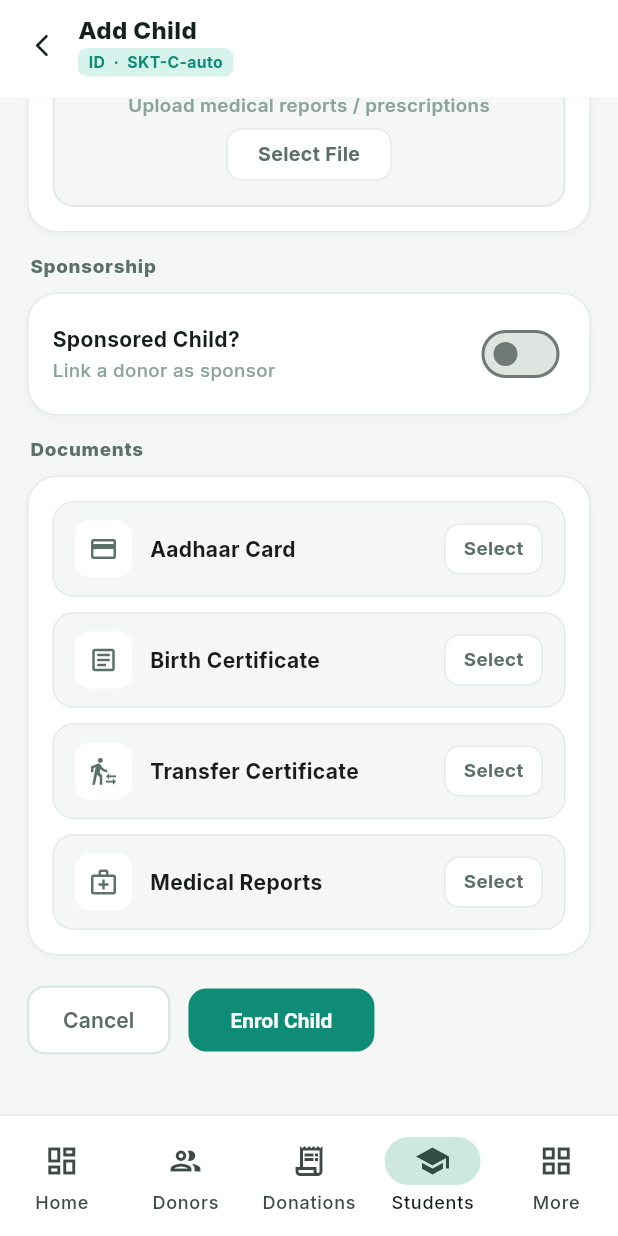
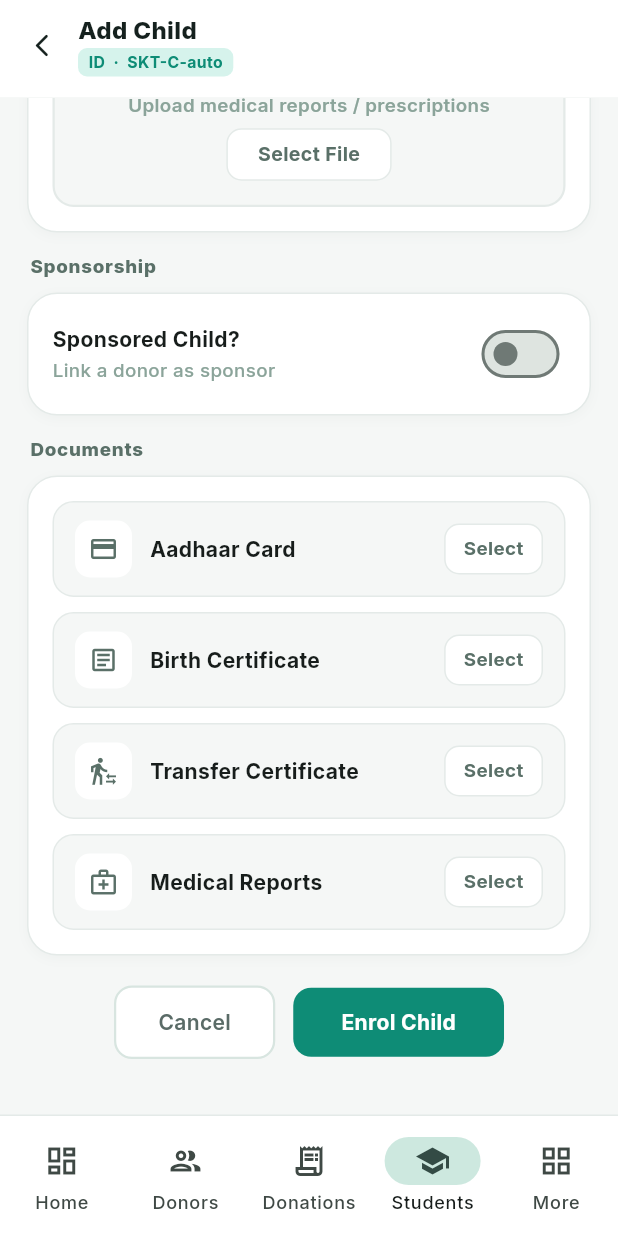
Before and after one commit to varalakshmivaru231020-svg/NGO, a Flutter app: the AddStudentScreen screen opened by its route, scrolled down 3021 dp, on a phone screen of 412 x 824 dp. Run offline on Flutter 3.47's test engine with Material 3 defaults, Android fonts, the phone set to English and light mode, and no system bars; our stand-ins replace dio, file_picker, fl_chart, flutter_riverpod, go_router, google_fonts and 2 more; missing offline and left inert: dart:html; accounts and stored records are empty; network calls fail.

Commit message:
Fix Enrol Child / Cancel buttons to be compact (GestureDetector+Container)
Replaced Material OutlinedButton/ElevatedButton with GestureDetector+Container
wrapped in Center so buttons never stretch full-width in Flutter web.

Co-Authored-By: Claude Sonnet 4.6 <noreply@anthropic.com>

```diff
--- a/lib/features/students/presentation/add_student_screen.dart
+++ b/lib/features/students/presentation/add_student_screen.dart
@@ -485,36 +485,34 @@ class _AddStudentScreenState extends State<AddStudentScreen> {
                 const SizedBox(height: 20),
 
                 // ── Inline action buttons ──────────────────────────
-                Row(mainAxisAlignment: MainAxisAlignment.center, mainAxisSize: MainAxisSize.min, children: [
-                  OutlinedButton(
-                    onPressed: () => context.go('/students'),
-                    style: OutlinedButton.styleFrom(
-                      foregroundColor: const Color(0xFF5A6B67),
-                      backgroundColor: Colors.white,
-                      side: const BorderSide(color: Color(0xFFD8E5E0), width: 1.5),
-                      shape: RoundedRectangleBorder(borderRadius: BorderRadius.circular(12)),
-                      padding: const EdgeInsets.symmetric(horizontal: 24, vertical: 13),
-                      minimumSize: Size.zero, tapTargetSize: MaterialTapTargetSize.shrinkWrap,
+                Center(child: Row(mainAxisSize: MainAxisSize.min, children: [
+                  GestureDetector(
+                    onTap: () => context.go('/students'),
+                    child: Container(
+                      padding: const EdgeInsets.symmetric(horizontal: 28, vertical: 13),
+                      decoration: BoxDecoration(
+                        color: Colors.white,
+                        borderRadius: BorderRadius.circular(12),
+                        border: Border.all(color: const Color(0xFFD8E5E0), width: 1.5),
+                      ),
+                      child: const Text('Cancel', style: TextStyle(fontSize: 14, fontWeight: FontWeight.w600, color: Color(0xFF5A6B67))),
                     ),
-                    child: const Text('Cancel', style: TextStyle(fontSize: 14, fontWeight: FontWeight.w600)),
                   ),
                   const SizedBox(width: 12),
-                  ElevatedButton(
-                    onPressed: _saving ? null : _save,
-                    style: ElevatedButton.styleFrom(
-                      backgroundColor: _brand600,
-                      foregroundColor: Colors.white,
-                      disabledBackgroundColor: Color(0xFF0E8C76).withValues(alpha: 0.6),
-                      shape: RoundedRectangleBorder(borderRadius: BorderRadius.circular(12)),
-                      padding: const EdgeInsets.symmetric(horizontal: 28, vertical: 13),
-                      minimumSize: Size.zero, tapTargetSize: MaterialTapTargetSize.shrinkWrap,
-                      elevation: 0,
+                  GestureDetector(
+                    onTap: _saving ? null : _save,
+                    child: Container(
+                      padding: const EdgeInsets.symmetric(horizontal: 32, vertical: 13),
+                      decoration: BoxDecoration(
+                        color: _saving ? const Color(0xFF0E8C76).withValues(alpha: 0.6) : _brand600,
+                        borderRadius: BorderRadius.circular(12),
+                      ),
+                      child: _saving
+                        ? const SizedBox(width: 18, height: 18, child: CircularProgressIndicator(color: Colors.white, strokeWidth: 2.5))
+                        : const Text('Enrol Child', style: TextStyle(fontSize: 14, fontWeight: FontWeight.w700, color: Colors.white)),
                     ),
-                    child: _saving
-                      ? const SizedBox(width: 18, height: 18, child: CircularProgressIndicator(color: Colors.white, strokeWidth: 2.5))
-                      : const Text('Enrol Child', style: TextStyle(fontSize: 14, fontWeight: FontWeight.w700)),
                   ),
-                ]),
+                ])),
                 const SizedBox(height: 24),
               ]),
                 ),
```
Also changed, not shown: 2 other files.
